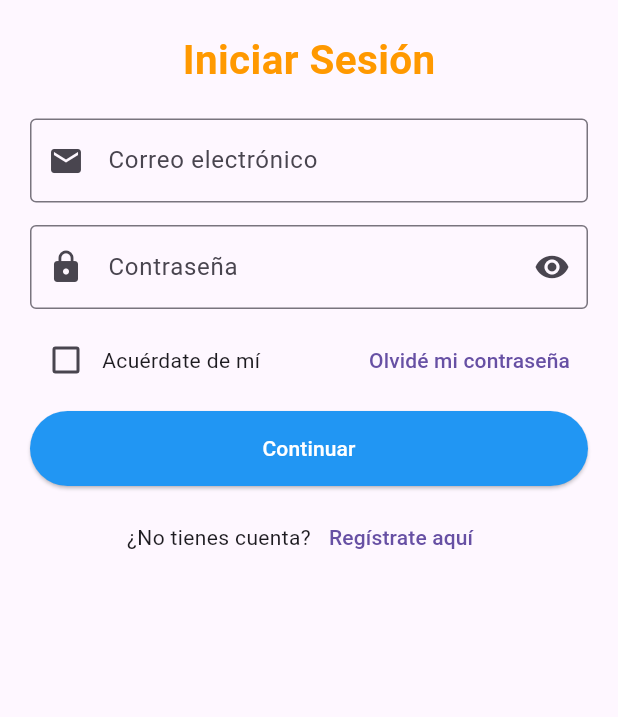
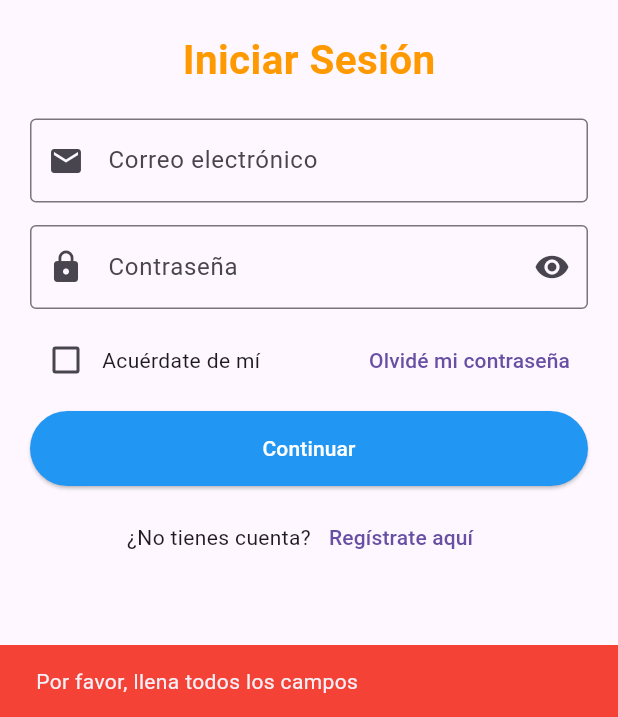
Before and after one commit to Cristopher9807/tutorly, a Flutter app: the Login screen opened directly, after a tap on "Continuar", on a phone screen of 412 x 824 dp, the part 519-1236 px from its top. Run offline on Flutter 3.47's test engine with Material 3 defaults, Android fonts, the phone set to English and light mode, and no system bars; our stand-ins replace cloud_firestore, country_picker, firebase_auth, firebase_core, image_picker; accounts and stored records are empty; network calls fail.

Commit message:
Prueba Login

```diff
--- a/lib/Login.dart
+++ b/lib/Login.dart
@@ -1,7 +1,8 @@
 import 'package:flutter/material.dart';
 import 'EnterPhoneNumber.dart';
 import 'VerificationforResetPassword.dart';
-// import 'homePage.dart'; // Esta línea queda comentada por ahora
+import 'package:firebase_auth/firebase_auth.dart';
+import 'package:cloud_firestore/cloud_firestore.dart';
 
 class Login extends StatefulWidget {
   @override
@@ -9,10 +10,58 @@ class Login extends StatefulWidget {
 }
 
 class _LoginState extends State<Login> {
+  final FirebaseAuth _auth = FirebaseAuth.instance;
+  final FirebaseFirestore _firestore = FirebaseFirestore.instance;
   final TextEditingController emailController = TextEditingController();
   final TextEditingController passwordController = TextEditingController();
   bool rememberMe = false;
   bool obscurePassword = true;
+
+  Future<void> _login() async {
+    try {
+      final String email = emailController.text.trim();
+      final String password = passwordController.text.trim();
+
+      if (email.isEmpty || password.isEmpty) {
+        ScaffoldMessenger.of(context).showSnackBar(
+          SnackBar(content: Text('Por favor, llena todos los campos'), backgroundColor: Colors.red),
+        );
+        return;
+      }
+
+      print("🟢 Intentando iniciar sesión con: $email");
+
+      // 🔹 Intentar iniciar sesión con Firebase Authentication
+      UserCredential userCredential = await _auth.signInWithEmailAndPassword(
+        email: email,
+        password: password,
+      );
+
+      print("✅ Usuario autenticado: ${userCredential.user?.uid}");
+
+      // 🔍 Buscar en Firestore por el email
+      QuerySnapshot userQuery = await _firestore
+          .collection('users')
+          .where('email', isEqualTo: email)
+          .limit(1)
+          .get();
+
+      if (userQuery.docs.isNotEmpty) {
+        print("✅ Usuario encontrado en Firestore");
+        Navigator.pushNamed(context, 'Congrats');
+      } else {
+        print("❌ Usuario NO encontrado en Firestore");
+        ScaffoldMessenger.of(context).showSnackBar(
+          SnackBar(content: Text('Usuario no encontrado en la base de datos.'), backgroundColor: Colors.red),
+        );
+      }
+    } catch (e) {
+      print("❌ Error al iniciar sesión: $e");
+      ScaffoldMessenger.of(context).showSnackBar(
+        SnackBar(content: Text('Error al iniciar sesión: $e'), backgroundColor: Colors.red),
+      );
+    }
+  }
 
   @override
   Widget build(BuildContext context) {
@@ -24,7 +73,7 @@ class _LoginState extends State<Login> {
             child: Column(
               mainAxisAlignment: MainAxisAlignment.center,
               children: [
-                Image.asset('assets/logo.png', height: 250), // Ajusta el logo según sea necesario
+                Image.asset('assets/logo.png', height: 250),
                 const SizedBox(height: 20),
                 const Text(
                   'Iniciar Sesión',
@@ -48,9 +97,7 @@ class _LoginState extends State<Login> {
                     prefixIcon: const Icon(Icons.lock),
                     border: const OutlineInputBorder(),
                     suffixIcon: IconButton(
-                      icon: Icon(
-                        obscurePassword ? Icons.visibility : Icons.visibility_off,
-                      ),
+                      icon: Icon(obscurePassword ? Icons.visibility : Icons.visibility_off),
                       onPressed: () {
                         setState(() {
                           obscurePassword = !obscurePassword;
@@ -72,7 +119,6 @@ class _LoginState extends State<Login> {
                             setState(() {
                               rememberMe = value ?? false;
                             });
-                            // Aquí se puede agregar la lógica para recordar credenciales
                           },
                         ),
                         const Text('Acuérdate de mí'),
@@ -93,9 +139,7 @@ class _LoginState extends State<Login> {
                 SizedBox(
                   width: double.infinity,
                   child: ElevatedButton(
-                    onPressed: () {
-                      // Navigator.push(context, MaterialPageRoute(builder: (context) => HomePage()));
-                    },
+                    onPressed: _login,
                     style: ElevatedButton.styleFrom(
                       padding: const EdgeInsets.symmetric(vertical: 15),
                       backgroundColor: Colors.blue,
--- a/lib/main.dart
+++ b/lib/main.dart
@@ -1,4 +1,5 @@
 import 'package:flutter/material.dart';
+import 'package:tutorly/Congrats.dart';
 import 'Intro.dart'; // Asegúrate de que este archivo esté en la misma carpeta o ajusta la ruta.
 import 'package:firebase_core/firebase_core.dart';
 import 'firebase_options.dart';
@@ -11,6 +12,7 @@ void main() async{
   runApp(const MainApp());
 }
 
+
 class MainApp extends StatelessWidget {
   const MainApp({super.key});
 
@@ -19,6 +21,10 @@ class MainApp extends StatelessWidget {
     return MaterialApp(
       debugShowCheckedModeBanner: false,
       home: const Intro(),
+      routes: {
+        'homePage': (context) => Congrats(),
+      },
+
     );
   }
 }
```
Also changed, not shown: 2 other files.
